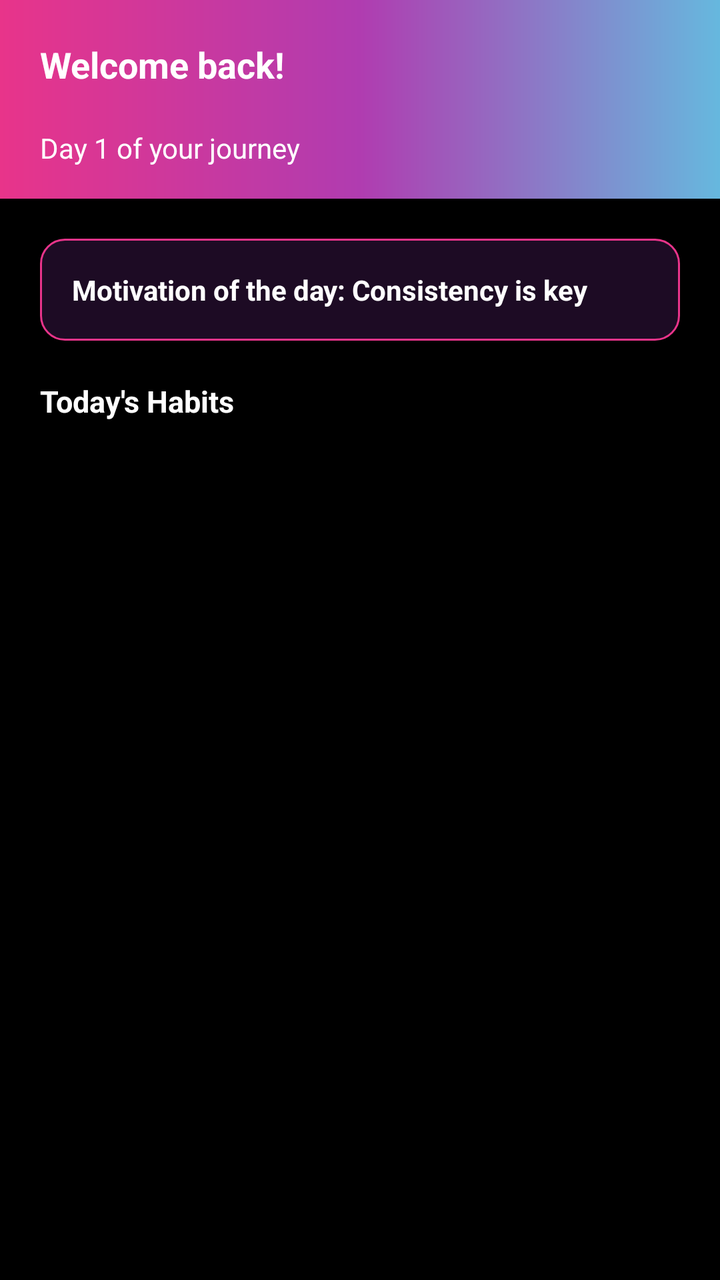
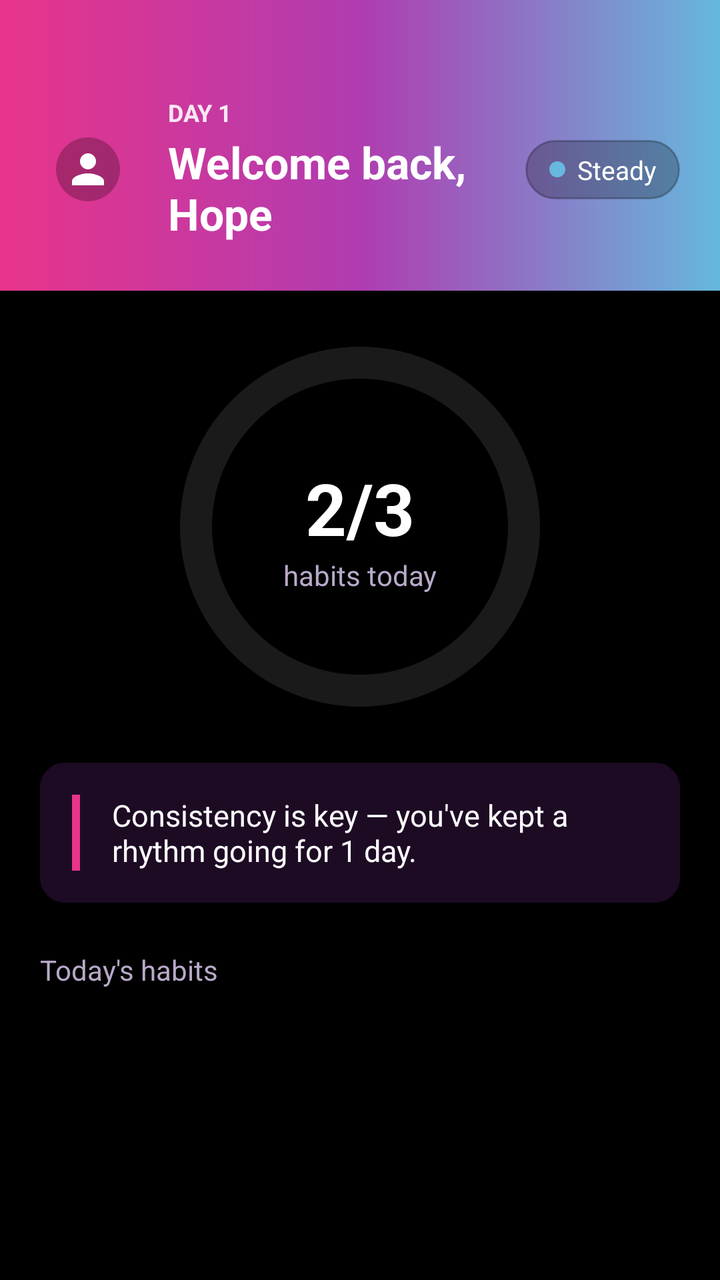

An Android layout rendered at two revisions. The XML below is the earlier revision; the diff shows what the commit changed to produce the second picture.
<!-- AndroidManifest.xml: application theme Theme.Motionpulse -->
<!-- res/layout/fragment_home.xml -->
<?xml version="1.0" encoding="utf-8"?>
<androidx.core.widget.NestedScrollView
    xmlns:android="http://schemas.android.com/apk/res/android"
    xmlns:app="http://schemas.android.com/apk/res-auto"
    android:layout_width="match_parent"
    android:layout_height="match_parent"
    android:background="@color/mp_background"
    android:fillViewport="true">

    <androidx.constraintlayout.widget.ConstraintLayout
        android:layout_width="match_parent"
        android:layout_height="wrap_content">

        <TextView
            android:id="@+id/tvGreeting"
            android:layout_width="match_parent"
            android:layout_height="wrap_content"
            android:background="@drawable/gradient_header"
            android:paddingStart="20dp"
            android:paddingTop="20dp"
            android:paddingEnd="20dp"
            android:paddingBottom="20dp"
            android:text="@string/placeholder_greeting"
            android:textColor="@color/mp_text_primary"
            android:textSize="18sp"
            android:textStyle="bold"
            app:layout_constraintEnd_toEndOf="parent"
            app:layout_constraintStart_toStartOf="parent"
            app:layout_constraintTop_toTopOf="parent" />

        <TextView
            android:id="@+id/tvDayCount"
            android:layout_width="match_parent"
            android:layout_height="wrap_content"
            android:background="@drawable/gradient_header"
            android:paddingStart="20dp"
            android:paddingEnd="20dp"
            android:paddingBottom="16dp"
            android:text="@string/placeholder_day_count"
            android:textColor="@color/mp_text_primary"
            android:textSize="14sp"
            app:layout_constraintEnd_toEndOf="parent"
            app:layout_constraintStart_toStartOf="parent"
            app:layout_constraintTop_toBottomOf="@id/tvGreeting" />

        <TextView
            android:id="@+id/tvMotivation"
            android:layout_width="0dp"
            android:layout_height="wrap_content"
            android:layout_marginStart="20dp"
            android:layout_marginTop="20dp"
            android:layout_marginEnd="20dp"
            android:background="@drawable/habit_row_background"
            android:padding="16dp"
            android:text="@string/placeholder_motivation"
            android:textColor="@color/mp_text_primary"
            android:textStyle="bold"
            app:layout_constraintEnd_toEndOf="parent"
            app:layout_constraintStart_toStartOf="parent"
            app:layout_constraintTop_toBottomOf="@id/tvDayCount" />

        <TextView
            android:id="@+id/tvTodaysHabits"
            android:layout_width="wrap_content"
            android:layout_height="wrap_content"
            android:layout_marginStart="20dp"
            android:layout_marginTop="20dp"
            android:text="@string/label_todays_habits"
            android:textColor="@color/mp_text_primary"
            android:textSize="15sp"
            android:textStyle="bold"
            app:layout_constraintStart_toStartOf="parent"
            app:layout_constraintTop_toBottomOf="@id/tvMotivation" />

        <LinearLayout
            android:id="@+id/habitListContainer"
            android:layout_width="0dp"
            android:layout_height="wrap_content"
            android:layout_marginStart="20dp"
            android:layout_marginTop="12dp"
            android:layout_marginEnd="20dp"
            android:layout_marginBottom="24dp"
            android:orientation="vertical"
            app:layout_constraintEnd_toEndOf="parent"
            app:layout_constraintStart_toStartOf="parent"
            app:layout_constraintTop_toBottomOf="@id/tvTodaysHabits" />

    </androidx.constraintlayout.widget.ConstraintLayout>

</androidx.core.widget.NestedScrollView>
<!-- resources referenced by this layout -->
<resources>
  <color name="mp_background">#000000</color>
  <color name="mp_text_primary">#FFFFFF</color>
  <!-- drawable gradient_header (drawable) -->
  <?xml version="1.0" encoding="utf-8"?>
  <shape xmlns:android="http://schemas.android.com/apk/res/android"
      android:shape="rectangle">
      <gradient
          android:type="linear"
          android:angle="0"
          android:startColor="@color/mp_pink"
          android:centerColor="@color/mp_purple"
          android:endColor="@color/mp_blue" />
  </shape>
  <!-- drawable habit_row_background (drawable) -->
  <?xml version="1.0" encoding="utf-8"?>
  <shape xmlns:android="http://schemas.android.com/apk/res/android"
      android:shape="rectangle">
      <solid android:color="@color/mp_surface" />
      <corners android:radius="12dp" />
      <stroke
          android:width="1dp"
          android:color="@color/mp_card_border" />
  </shape>
  <string name="label_todays_habits">Today\'s Habits</string>
  <string name="placeholder_day_count">Day 1 of your journey</string>
  <string name="placeholder_greeting">Welcome back!</string>
  <string name="placeholder_motivation">Motivation of the day: Consistency is key</string>
  <style name="Theme.Motionpulse" parent="Base.Theme.Motionpulse" />
  <color name="mp_pink">#E8348A</color>
  <color name="mp_purple">#B03CB0</color>
  <color name="mp_blue">#66B8DE</color>
  <color name="mp_surface">#1D0B24</color>
  <color name="mp_card_border">#E8348A</color>
  <style name="Base.Theme.Motionpulse" parent="Theme.MaterialComponents.DayNight.NoActionBar">
          <item name="colorPrimary">@color/mp_purple</item>
          <item name="colorPrimaryVariant">@color/mp_pink</item>
          <item name="colorOnPrimary">@color/mp_text_primary</item>
  
          <item name="colorSecondary">@color/mp_blue</item>
          <item name="colorOnSecondary">@color/mp_text_primary</item>
  
          <item name="android:windowBackground">@color/mp_background</item>
          <item name="android:statusBarColor">@color/mp_background</item>
          <item name="android:navigationBarColor">@color/mp_background</item>
  
          <item name="android:textColorPrimary">@color/mp_text_primary</item>
          <item name="android:textColorSecondary">@color/mp_text_secondary</item>
      </style>
  <color name="mp_text_secondary">#B8A9C9</color>
</resources>

<!-- the commit's change to res/layout/fragment_home.xml (unified diff, before → after) -->
@@ -2,6 +2,7 @@
 <androidx.core.widget.NestedScrollView
     xmlns:android="http://schemas.android.com/apk/res/android"
     xmlns:app="http://schemas.android.com/apk/res-auto"
+    xmlns:tools="http://schemas.android.com/tools"
     android:layout_width="match_parent"
     android:layout_height="match_parent"
     android:background="@color/mp_background"
@@ -11,79 +12,221 @@
         android:layout_width="match_parent"
         android:layout_height="wrap_content">
 
-        <TextView
-            android:id="@+id/tvGreeting"
+        
+        <androidx.constraintlayout.widget.ConstraintLayout
+            android:id="@+id/headerBanner"
             android:layout_width="match_parent"
             android:layout_height="wrap_content"
             android:background="@drawable/gradient_header"
-            android:paddingStart="20dp"
-            android:paddingTop="20dp"
-            android:paddingEnd="20dp"
-            android:paddingBottom="20dp"
-            android:text="@string/placeholder_greeting"
-            android:textColor="@color/mp_text_primary"
-            android:textSize="18sp"
-            android:textStyle="bold"
+            android:paddingHorizontal="20dp"
+            android:paddingTop="48dp"
+            android:paddingBottom="24dp"
+            app:layout_constraintTop_toTopOf="parent">
+
+            <com.google.android.material.imageview.ShapeableImageView
+                android:id="@+id/ivProfilePic"
+                android:layout_width="48dp"
+                android:layout_height="48dp"
+                android:background="#40000000"
+                android:padding="8dp"
+                android:scaleType="centerInside"
+                android:src="@drawable/ic_nav_profile"
+                app:layout_constraintBottom_toBottomOf="parent"
+                app:layout_constraintStart_toStartOf="parent"
+                app:layout_constraintTop_toTopOf="parent"
+                app:shapeAppearanceOverlay="@style/CircleImageView"
+                app:tint="@color/mp_text_primary" />
+
+            <TextView
+                android:id="@+id/tvInitials"
+                android:layout_width="48dp"
+                android:layout_height="48dp"
+                android:gravity="center"
+                android:text="MP"
+                android:textColor="@color/mp_text_primary"
+                android:textSize="16sp"
+                android:textStyle="bold"
+                app:layout_constraintStart_toStartOf="@id/ivProfilePic"
+                app:layout_constraintTop_toTopOf="@id/ivProfilePic"
+                app:layout_constraintBottom_toBottomOf="@id/ivProfilePic"
+                app:layout_constraintEnd_toEndOf="@id/ivProfilePic"
+                android:visibility="gone" />
+
+            <LinearLayout
+                android:id="@+id/textGroup"
+                android:layout_width="0dp"
+                android:layout_height="wrap_content"
+                android:layout_marginStart="16dp"
+                android:orientation="vertical"
+                app:layout_constraintBottom_toBottomOf="parent"
+                app:layout_constraintEnd_toStartOf="@id/chipSteady"
+                app:layout_constraintStart_toEndOf="@id/ivProfilePic"
+                app:layout_constraintTop_toTopOf="parent">
+
+                <TextView
+                    android:id="@+id/tvDayLabel"
+                    android:layout_width="wrap_content"
+                    android:layout_height="wrap_content"
+                    android:text="DAY 1"
+                    android:textColor="#E0FFFFFF"
+                    android:textSize="12sp"
+                    android:textStyle="bold"
+                    android:textAllCaps="true" />
+
+                <TextView
+                    android:id="@+id/tvGreeting"
+                    android:layout_width="wrap_content"
+                    android:layout_height="wrap_content"
+                    android:layout_marginTop="2dp"
+                    android:text="Welcome back, Hope"
+                    android:textColor="@color/mp_text_primary"
+                    android:textSize="22sp"
+                    android:textStyle="bold" />
+            </LinearLayout>
+
+            <LinearLayout
+                android:id="@+id/chipSteady"
+                android:layout_width="wrap_content"
+                android:layout_height="wrap_content"
+                android:background="@drawable/chip_background"
+                android:backgroundTint="#40000000"
+                android:gravity="center_vertical"
+                android:orientation="horizontal"
+                android:paddingHorizontal="12dp"
+                android:paddingVertical="6dp"
+                app:layout_constraintEnd_toEndOf="parent"
+                app:layout_constraintTop_toTopOf="parent"
+                app:layout_constraintBottom_toBottomOf="parent">
+
+                <View
+                    android:layout_width="8dp"
+                    android:layout_height="8dp"
+                    android:layout_marginEnd="6dp"
+                    android:background="@drawable/circle_dot"
+                    android:backgroundTint="@color/mp_blue" />
+
+                <TextView
+                    android:layout_width="wrap_content"
+                    android:layout_height="wrap_content"
+                    android:text="Steady"
+                    android:textColor="@color/mp_text_primary"
+                    android:textSize="13sp" />
+            </LinearLayout>
+
+        </androidx.constraintlayout.widget.ConstraintLayout>
+
+        
+        <androidx.constraintlayout.widget.ConstraintLayout
+            android:id="@+id/progressSection"
+            android:layout_width="match_parent"
+            android:layout_height="wrap_content"
+            android:layout_marginTop="24dp"
+            app:layout_constraintTop_toBottomOf="@id/headerBanner">
+
+            <com.google.android.material.progressindicator.CircularProgressIndicator
+                android:id="@+id/habitProgress"
+                android:layout_width="wrap_content"
+                android:layout_height="wrap_content"
+                android:progress="67"
+                app:indicatorColor="@color/mp_pink"
+                app:indicatorSize="180dp"
+                app:layout_constraintEnd_toEndOf="parent"
+                app:layout_constraintStart_toStartOf="parent"
+                app:layout_constraintTop_toTopOf="parent"
+                app:trackColor="#1AFFFFFF"
+                app:trackThickness="16dp"
+                app:trackCornerRadius="8dp" />
+
+            <LinearLayout
+                android:layout_width="wrap_content"
+                android:layout_height="wrap_content"
+                android:gravity="center"
+                android:orientation="vertical"
+                app:layout_constraintBottom_toBottomOf="@id/habitProgress"
+                app:layout_constraintEnd_toEndOf="@id/habitProgress"
+                app:layout_constraintStart_toStartOf="@id/habitProgress"
+                app:layout_constraintTop_toTopOf="@id/habitProgress">
+
+                <TextView
+                    android:id="@+id/tvProgressFraction"
+                    android:layout_width="wrap_content"
+                    android:layout_height="wrap_content"
+                    android:text="2/3"
+                    android:textColor="@color/mp_text_primary"
+                    android:textSize="36sp"
+                    android:textStyle="bold" />
+
+                <TextView
+                    android:layout_width="wrap_content"
+                    android:layout_height="wrap_content"
+                    android:text="habits today"
+                    android:textColor="@color/mp_text_secondary"
+                    android:textSize="14sp" />
+            </LinearLayout>
+
+        </androidx.constraintlayout.widget.ConstraintLayout>
+
+        
+        <androidx.constraintlayout.widget.ConstraintLayout
+            android:id="@+id/motivationCard"
+            android:layout_width="0dp"
+            android:layout_height="wrap_content"
+            android:layout_marginHorizontal="20dp"
+            android:layout_marginTop="24dp"
+            android:background="@drawable/habit_row_background"
+            android:backgroundTint="@color/mp_surface"
+            android:padding="16dp"
             app:layout_constraintEnd_toEndOf="parent"
             app:layout_constraintStart_toStartOf="parent"
-            app:layout_constraintTop_toTopOf="parent" />
+            app:layout_constraintTop_toBottomOf="@id/progressSection">
+
+            <View
+                android:id="@+id/indicatorBar"
+                android:layout_width="4dp"
+                android:layout_height="0dp"
+                android:background="@color/mp_pink"
+                app:layout_constraintBottom_toBottomOf="parent"
+                app:layout_constraintStart_toStartOf="parent"
+                app:layout_constraintTop_toTopOf="parent" />
+
+            <TextView
+                android:id="@+id/tvMotivation"
+                android:layout_width="0dp"
+                android:layout_height="wrap_content"
+                android:layout_marginStart="16dp"
+                android:text="Consistency is key — you\'ve kept a rhythm going for 1 day."
+                android:textColor="@color/mp_text_primary"
+                android:textSize="15sp"
+                app:layout_constraintEnd_toEndOf="parent"
+                app:layout_constraintStart_toEndOf="@id/indicatorBar"
+                app:layout_constraintTop_toTopOf="parent"
+                app:layout_constraintBottom_toBottomOf="parent" />
+        </androidx.constraintlayout.widget.ConstraintLayout>
 
         <TextView
-            android:id="@+id/tvDayCount"
-            android:layout_width="match_parent"
-            android:layout_height="wrap_content"
-            android:background="@drawable/gradient_header"
-            android:paddingStart="20dp"
-            android:paddingEnd="20dp"
-            android:paddingBottom="16dp"
-            android:text="@string/placeholder_day_count"
-            android:textColor="@color/mp_text_primary"
+            android:id="@+id/tvTodaysHabitsLabel"
+            android:layout_width="wrap_content"
+            android:layout_height="wrap_content"
+            android:layout_marginStart="20dp"
+            android:layout_marginTop="24dp"
+            android:text="Today\'s habits"
+            android:textColor="@color/mp_text_secondary"
             android:textSize="14sp"
-            app:layout_constraintEnd_toEndOf="parent"
             app:layout_constraintStart_toStartOf="parent"
-            app:layout_constraintTop_toBottomOf="@id/tvGreeting" />
-
-        <TextView
-            android:id="@+id/tvMotivation"
-            android:layout_width="0dp"
-            android:layout_height="wrap_content"
-            android:layout_marginStart="20dp"
-            android:layout_marginTop="20dp"
-            android:layout_marginEnd="20dp"
-            android:background="@drawable/habit_row_background"
-            android:padding="16dp"
-            android:text="@string/placeholder_motivation"
-            android:textColor="@color/mp_text_primary"
-            android:textStyle="bold"
-            app:layout_constraintEnd_toEndOf="parent"
-            app:layout_constraintStart_toStartOf="parent"
-            app:layout_constraintTop_toBottomOf="@id/tvDayCount" />
-
-        <TextView
-            android:id="@+id/tvTodaysHabits"
-            android:layout_width="wrap_content"
-            android:layout_height="wrap_content"
-            android:layout_marginStart="20dp"
-            android:layout_marginTop="20dp"
-            android:text="@string/label_todays_habits"
-            android:textColor="@color/mp_text_primary"
-            android:textSize="15sp"
-            android:textStyle="bold"
-            app:layout_constraintStart_toStartOf="parent"
-            app:layout_constraintTop_toBottomOf="@id/tvMotivation" />
+            app:layout_constraintTop_toBottomOf="@id/motivationCard" />
 
         <LinearLayout
             android:id="@+id/habitListContainer"
             android:layout_width="0dp"
             android:layout_height="wrap_content"
-            android:layout_marginStart="20dp"
+            android:layout_marginHorizontal="20dp"
             android:layout_marginTop="12dp"
-            android:layout_marginEnd="20dp"
-            android:layout_marginBottom="24dp"
+            android:layout_marginBottom="32dp"
             android:orientation="vertical"
+            app:layout_constraintBottom_toBottomOf="parent"
             app:layout_constraintEnd_toEndOf="parent"
             app:layout_constraintStart_toStartOf="parent"
-            app:layout_constraintTop_toBottomOf="@id/tvTodaysHabits" />
+            app:layout_constraintTop_toBottomOf="@id/tvTodaysHabitsLabel" />
 
     </androidx.constraintlayout.widget.ConstraintLayout>
 
<!-- resource entries referenced after the edit -->
@@ -23,10 +23,17 @@
           android:width="1dp"
           android:color="@color/mp_card_border" />
   </shape>
-  <string name="label_todays_habits">Today\'s Habits</string>
-  <string name="placeholder_day_count">Day 1 of your journey</string>
-  <string name="placeholder_greeting">Welcome back!</string>
-  <string name="placeholder_motivation">Motivation of the day: Consistency is key</string>
+  <!-- drawable ic_nav_profile (drawable) -->
+  <vector xmlns:android="http://schemas.android.com/apk/res/android"
+      android:width="24dp" android:height="24dp"
+      android:viewportWidth="24" android:viewportHeight="24"
+      android:tint="?attr/colorControlNormal">
+      <path android:fillColor="@android:color/white"
+          android:pathData="M12,12c2.21,0 4,-1.79 4,-4s-1.79,-4 -4,-4 -4,1.79 -4,4 1.79,4 4,4zM12,14c-2.67,0 -8,1.34 -8,4v2h16v-2c0,-2.66 -5.33,-4 -8,-4z" />
+  </vector>
+  <style name="CircleImageView" parent="">
+          <item name="cornerSize">50%</item>
+      </style>
   <style name="Theme.Motionpulse" parent="Base.Theme.Motionpulse" />
   <color name="mp_pink">#E8348A</color>
   <color name="mp_purple">#B03CB0</color>
@@ -49,5 +56,28 @@
           <item name="android:textColorSecondary">@color/mp_text_secondary</item>
       </style>
   <color name="mp_text_secondary">#B8A9C9</color>
+  <!-- drawable chip_background (drawable) -->
+  <?xml version="1.0" encoding="utf-8"?>
+  <selector xmlns:android="http://schemas.android.com/apk/res/android">
+      <item android:state_selected="true">
+          <shape android:shape="rectangle">
+              <solid android:color="@color/mp_pink" />
+              <corners android:radius="20dp" />
+          </shape>
+      </item>
+      <item>
+          <shape android:shape="rectangle">
+              <solid android:color="@color/mp_surface" />
+              <corners android:radius="20dp" />
+              <stroke android:width="1dp" android:color="@color/mp_card_border" />
+          </shape>
+      </item>
+  </selector>
+  <!-- drawable circle_dot (drawable) -->
+  <?xml version="1.0" encoding="utf-8"?>
+  <shape xmlns:android="http://schemas.android.com/apk/res/android"
+      android:shape="oval">
+      <solid android:color="@color/mp_pink" />
+  </shape>
 </resources>
 
